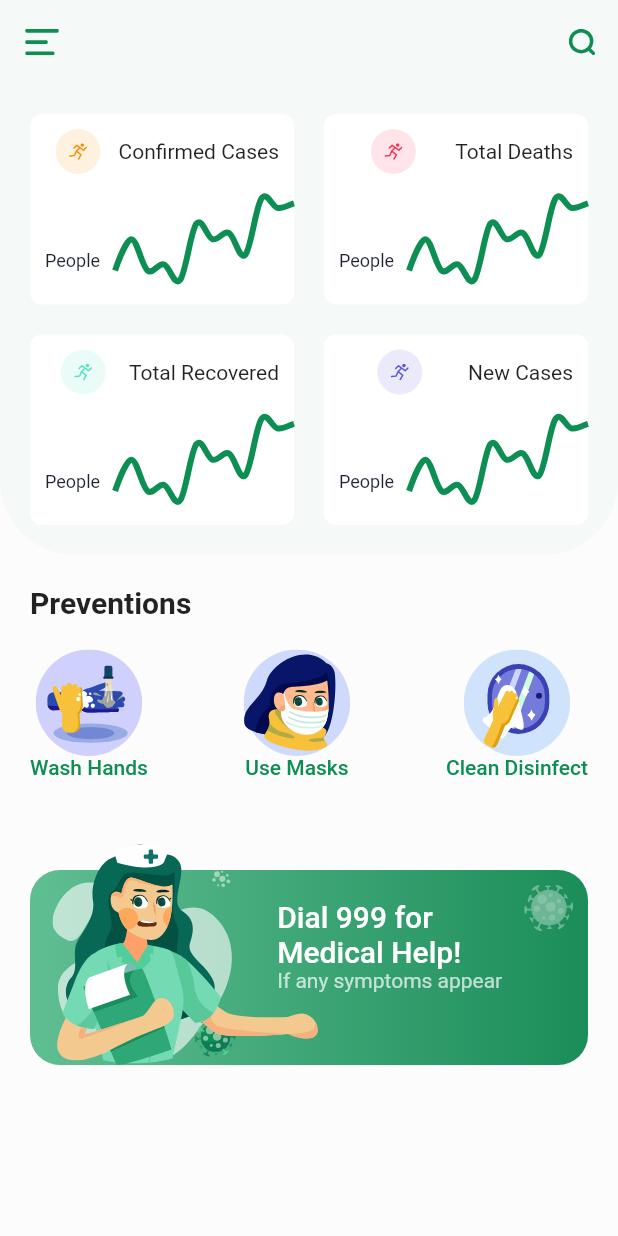
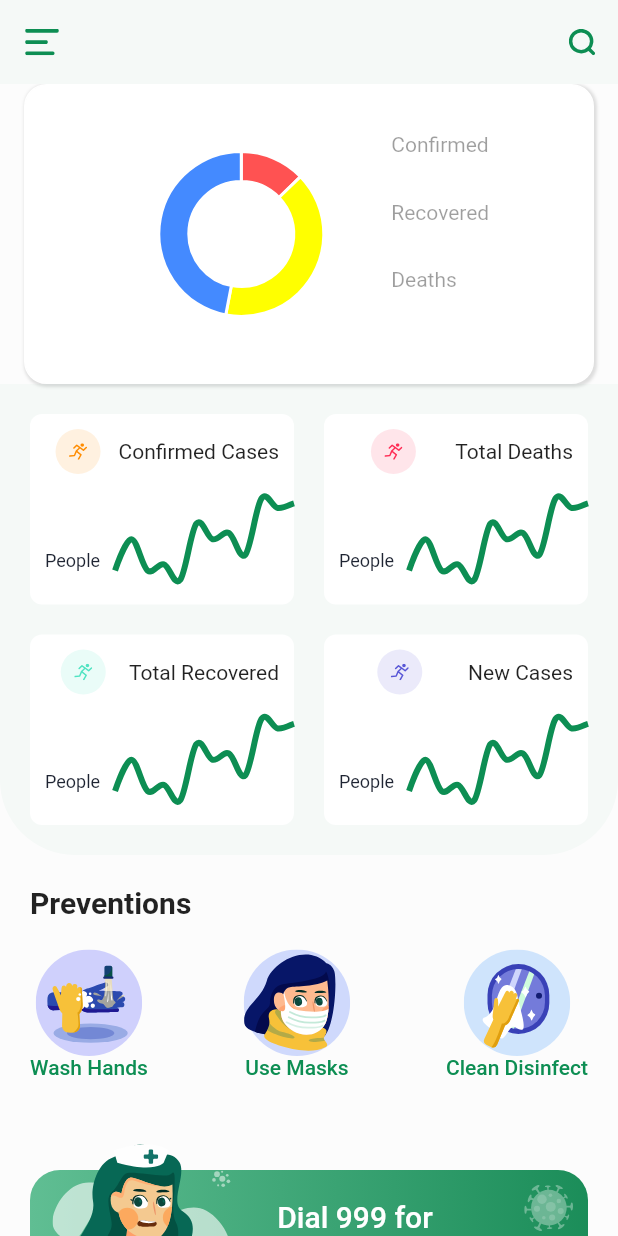
Before and after one commit to MulyonoPutra/Covid19App, a Flutter app: the HomeScreen screen opened directly, on a phone screen of 412 x 824 dp. Run offline on Flutter 3.47's test engine with Material 2 defaults, Android fonts, the phone set to English and light mode, and no system bars; drawn by our look-alikes of fl_chart; our stand-ins replace charts_flutter, equatable, flutter_svg; network calls fail.

Commit message:
Add Chart Widget.

```diff
--- a/lib/features/presentation/screen/home_screen.dart
+++ b/lib/features/presentation/screen/home_screen.dart
@@ -1,5 +1,6 @@
 import 'package:covid19/features/presentation/utils/contants.dart';
 import 'package:covid19/features/presentation/view_model/main_view_model.dart';
+import 'package:covid19/features/presentation/widget/chart_widget.dart';
 import 'package:covid19/features/presentation/widget/info_card.dart';
 import 'package:flutter/material.dart';
 import 'package:flutter_svg/flutter_svg.dart';
@@ -27,6 +28,7 @@ class _HomeScreenState extends State<HomeScreen> {
         child: Column(
           crossAxisAlignment: CrossAxisAlignment.start,
           children: <Widget>[
+            _buildStatistic(),
             Container(
               padding:
                   EdgeInsets.only(left: 20, top: 20, right: 20, bottom: 20),
@@ -103,6 +105,85 @@ class _HomeScreenState extends State<HomeScreen> {
           ],
         ),
       ),
+    );
+  }
+
+  Widget _buildStatistic() {
+    return Container(
+      decoration: BoxDecoration(
+        color: Colors.white,
+        borderRadius: BorderRadius.all(
+          Radius.circular(15),
+        ),
+        border: Border.all(color: Colors.white),
+        boxShadow: [
+          BoxShadow(
+            color: Colors.black12,
+            offset: Offset(1, 1),
+            spreadRadius: 1,
+            blurRadius: 1,
+          ),
+        ],
+      ),
+      margin: EdgeInsets.symmetric(horizontal: 16),
+      padding: EdgeInsets.all(24),
+      child: Center(
+        child: Row(
+          mainAxisSize: MainAxisSize.min,
+          children: <Widget>[
+            Container(
+              width: 150,
+              height: 150,
+              child: DonutPieChart.withSampleData(),
+            ),
+            SizedBox(width: 25),
+            Column(
+              crossAxisAlignment: CrossAxisAlignment.start,
+              children: <Widget>[
+                _buildStatisticItem(Colors.blueAccent, "Confirmed",
+                    context.watch<MainViewModel>().getPositif),
+                _buildStatisticItem(Colors.yellowAccent, "Recovered",
+                    context.watch<MainViewModel>().getSembuh),
+                _buildStatisticItem(Colors.redAccent, "Deaths",
+                    context.watch<MainViewModel>().getMeninggal),
+              ],
+            ),
+          ],
+        ),
+      ),
+    );
+  }
+
+  Widget _buildStatisticItem(Color color, String title, String value) {
+    return Row(
+      crossAxisAlignment: CrossAxisAlignment.end,
+      children: <Widget>[
+        // Icon(
+        //   FlutterIcons.label,
+        //   size: 50,
+        //   color: color,
+        // ),
+        Column(
+          mainAxisSize: MainAxisSize.min,
+          crossAxisAlignment: CrossAxisAlignment.start,
+          children: <Widget>[
+            Text(
+              title,
+              style: TextStyle(
+                color: Colors.black38,
+              ),
+            ),
+            SizedBox(height: 5),
+            Text(
+              value,
+              style: Theme.of(context).textTheme.headline6.copyWith(
+                    fontWeight: FontWeight.bold, fontSize: 12
+                  ),
+            ),
+            SizedBox(height: 10),
+          ],
+        ),
+      ],
     );
   }
 
--- /dev/null
+++ b/lib/features/presentation/widget/chart_widget.dart
@@ -0,0 +1,56 @@
+import 'package:charts_flutter/flutter.dart' as charts;
+import 'package:flutter/material.dart';
+
+class DonutPieChart extends StatelessWidget {
+  final List<charts.Series> seriesList;
+  final bool animate;
+
+  DonutPieChart(this.seriesList, {this.animate});
+
+  /// Creates a [PieChart] with sample data and no transition.
+  factory DonutPieChart.withSampleData() {
+    return new DonutPieChart(
+      _createSampleData(),
+      // Disable animations for image tests.
+      animate: false,
+    );
+  }
+
+  @override
+  Widget build(BuildContext context) {
+    return new charts.PieChart(seriesList,
+        animate: animate,
+        // Configure the width of the pie slices to 60px. The remaining space in
+        // the chart will be left as a hole in the center.
+        defaultRenderer: new charts.ArcRendererConfig(arcWidth: 20));
+  }
+
+  /// Create one series with sample hard coded data.
+  static List<charts.Series<Statistic, int>> _createSampleData() {
+    final data = [
+      new Statistic(0, 38, Colors.redAccent),
+      new Statistic(1, 120, Colors.yellowAccent),
+      new Statistic(2, 140, Colors.blueAccent),
+    ];
+
+    return [
+      new charts.Series<Statistic, int>(
+        id: 'Sales',
+        domainFn: (Statistic statistic, _) => statistic.id,
+        measureFn: (Statistic statistic, _) => statistic.value,
+        colorFn: (Statistic statistic, _) =>
+            charts.ColorUtil.fromDartColor(statistic.color),
+        data: data,
+      )
+    ];
+  }
+}
+
+/// Sample linear data type.
+class Statistic {
+  final int id;
+  final int value;
+  final Color color;
+
+  Statistic(this.id, this.value, this.color);
+}
--- a/pubspec.yaml
+++ b/pubspec.yaml
@@ -13,6 +13,7 @@ environment:
 dependencies:
   flutter:
     sdk: flutter
+  charts_flutter: ^0.10.0
   cupertino_icons: ^1.0.2
   dartz: ^0.9.2
   fl_chart: ^0.12.2
```
